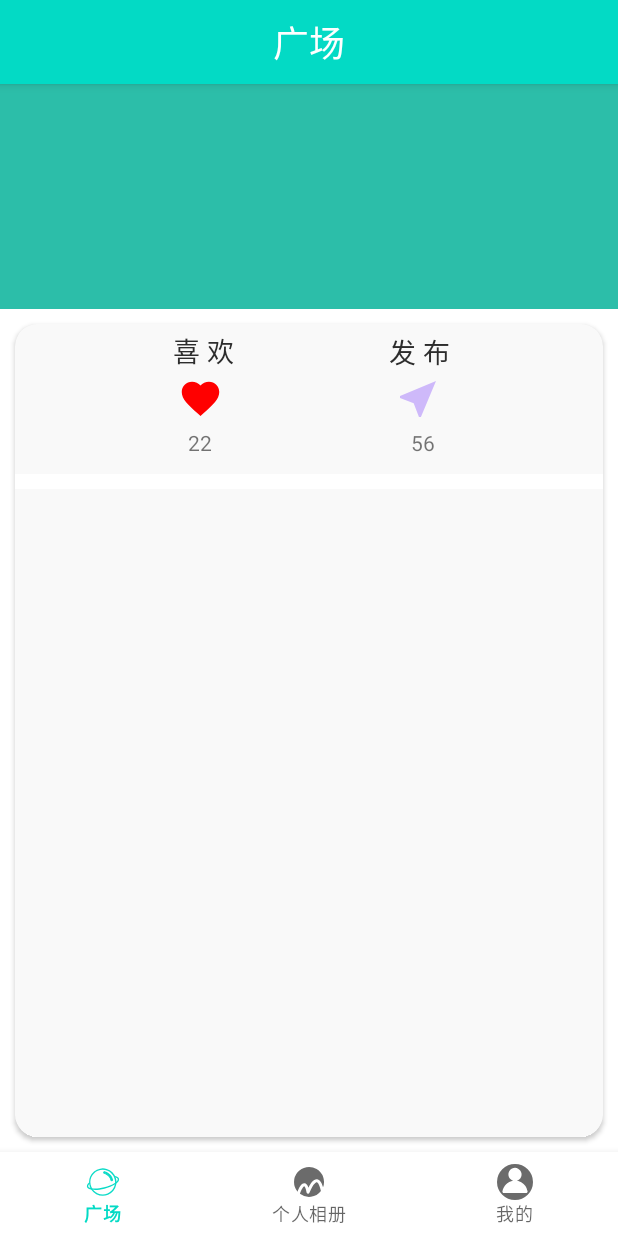
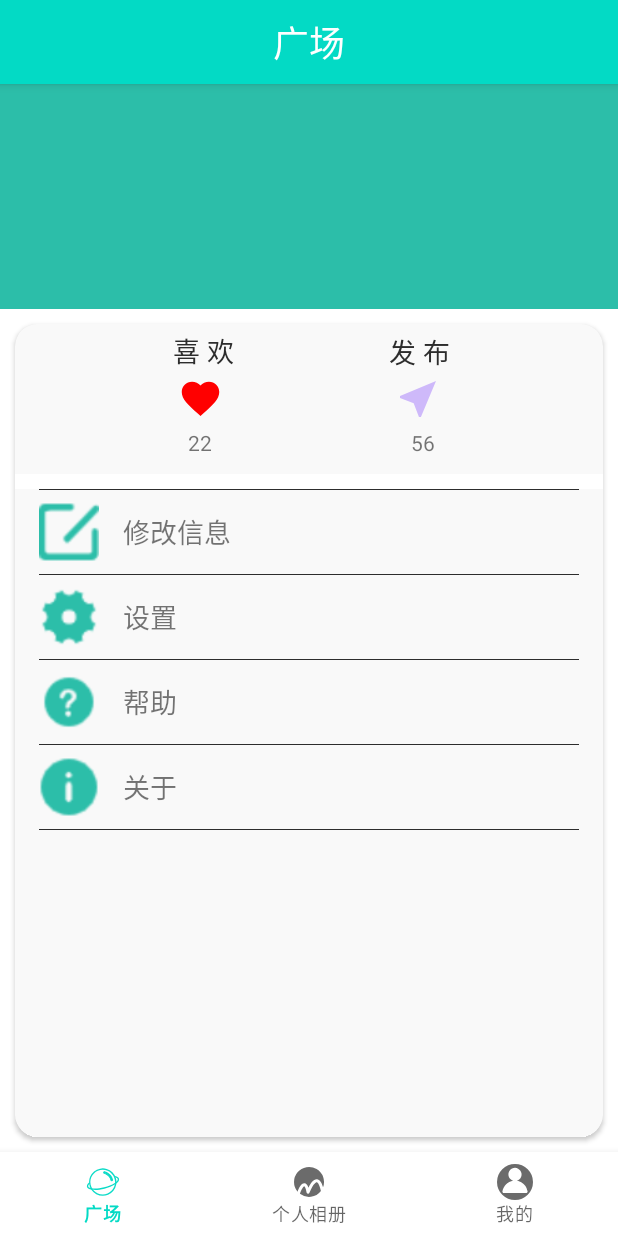
Before and after one commit to 1291945816/yxy-Android, an Android app: the fragment MineFragment placed in its activity, on a phone screen of 412 x 824 dp. Run offline under Robolectric (Android 15) with nearby library versions, the phone set to English and light mode, and no system bars; libraries missing offline, so code that uses them is left out: com.scwang.smart, jp.wasabeef.glide; pictures from the network do not load; 5 statements that could not run were skipped.

Commit message:
“我的”界面新增列表

```diff
--- /dev/null
+++ b/app/src/main/java/kilig/ink/yxy/source/SettingItem.java
@@ -0,0 +1,80 @@
+package kilig.ink.yxy.source;
+
+import android.content.Context;
+import android.content.res.TypedArray;
+import android.graphics.Canvas;
+import android.util.AttributeSet;
+import android.view.LayoutInflater;
+import android.view.View;
+import android.widget.FrameLayout;
+import android.widget.ImageView;
+import android.widget.LinearLayout;
+import android.widget.TextView;
+
+import androidx.annotation.DrawableRes;
+import androidx.annotation.IdRes;
+import androidx.annotation.Nullable;
+
+import kilig.ink.yxy.R;
+
+public class SettingItem extends FrameLayout {
+
+	View itemView;
+	String title, summary;
+	@DrawableRes
+	int resId;
+	TextView textTitle, textSummary;
+	ImageView imgIcon;
+
+	public SettingItem(Context context) {
+		super(context);
+		init(context);
+	}
+
+	public SettingItem(Context context, @Nullable AttributeSet attrs) {
+		super(context, attrs);
+		TypedArray typedArray = context.obtainStyledAttributes(attrs, R.styleable.ItemSetting);
+		title=typedArray.getString(R.styleable.ItemSetting_setting_title);
+		summary=typedArray.getString(R.styleable.ItemSetting_setting_summary);
+		resId=typedArray.getResourceId(R.styleable.ItemSetting_setting_icon, R.drawable.ic_cloud_);
+		init(context);
+		typedArray.recycle();
+	}
+
+	private void init(Context context) {
+		itemView = LayoutInflater.from(context).inflate(R.layout.item_setting, this,true);
+		imgIcon = itemView.findViewById(R.id.setting_icon);
+		textTitle = itemView.findViewById(R.id.setting_title);
+		textSummary = itemView.findViewById(R.id.setting_summary);
+		textTitle.setText(title);
+		if (summary==null||summary.isEmpty()){
+			textSummary.setVisibility(GONE);
+		}else {
+			textSummary.setText(summary);
+		}
+		imgIcon.setImageResource(resId);
+	}
+
+	public void setTitle(String title) {
+		this.title = title;
+		textTitle.setText(title);
+	}
+
+	public void setSummary(String summary) {
+		this.summary = summary;
+		textSummary.setText(title);
+	}
+
+	public void setIcon(@DrawableRes int resId) {
+		this.resId = resId;
+		imgIcon.setImageResource(resId);
+	}
+	public String getTitle(){
+		return title;
+	}
+
+	public String getSummary(){
+		return summary;
+	}
+
+}
--- a/app/src/main/res/layout/fragment_mine.xml
+++ b/app/src/main/res/layout/fragment_mine.xml
@@ -135,13 +135,91 @@
                 </RelativeLayout>
 
 
-                <RelativeLayout
+                <LinearLayout
                     android:layout_width="match_parent"
                     android:layout_height="match_parent"
                     android:orientation="vertical"
                     android:background="#7CF2F2F2">
 
-                </RelativeLayout>
+                    <LinearLayout
+                        android:layout_width="match_parent"
+                        android:layout_height="wrap_content"
+                        android:orientation="vertical">
+                        <View
+                            android:layout_width="match_parent"
+                            android:layout_height="0.5dp"
+                            android:background="@color/black"
+                            android:layout_marginLeft="16dp"
+                            android:layout_marginRight="16dp"/>
+                        <kilig.ink.yxy.source.SettingItem
+
+                            android:layout_width="match_parent"
+                            android:layout_height="wrap_content"
+                            app:setting_icon="@drawable/ic_edit"
+                            app:setting_title="修改信息" />
+                        <View
+                            android:layout_width="match_parent"
+                            android:layout_height="0.5dp"
+                            android:background="@color/black"
+                            android:layout_marginLeft="16dp"
+                            android:layout_marginRight="16dp"/>
+                    </LinearLayout>
+
+                    <LinearLayout
+                        android:layout_width="match_parent"
+                        android:layout_height="wrap_content"
+                        android:orientation="vertical">
+                        <kilig.ink.yxy.source.SettingItem
+
+                            android:layout_width="match_parent"
+                            android:layout_height="wrap_content"
+                            app:setting_icon="@drawable/ic_setting"
+                            app:setting_title="设置" />
+                        <View
+                            android:layout_width="match_parent"
+                            android:layout_height="0.5dp"
+                            android:background="@color/black"
+                            android:layout_marginLeft="16dp"
+                            android:layout_marginRight="16dp"/>
+                    </LinearLayout>
+
+                    <LinearLayout
+                        android:layout_width="match_parent"
+                        android:layout_height="wrap_content"
+                        android:orientation="vertical">
+                        <kilig.ink.yxy.source.SettingItem
+
+                            android:layout_width="match_parent"
+                            android:layout_height="wrap_content"
+                            app:setting_icon="@drawable/ic_help"
+                            app:setting_title="帮助" />
+                        <View
+                            android:layout_width="match_parent"
+                            android:layout_height="0.5dp"
+                            android:background="@color/black"
+                            android:layout_marginLeft="16dp"
+                            android:layout_marginRight="16dp"/>
+                    </LinearLayout>
+
+                    <LinearLayout
+                        android:layout_width="match_parent"
+                        android:layout_height="wrap_content"
+                        android:orientation="vertical">
+                        <kilig.ink.yxy.source.SettingItem
+
+                            android:layout_width="match_parent"
+                            android:layout_height="wrap_content"
+                            app:setting_icon="@drawable/ic_about"
+                            app:setting_title="关于" />
+                        <View
+                            android:layout_width="match_parent"
+                            android:layout_height="0.5dp"
+                            android:background="@color/black"
+                            android:layout_marginLeft="16dp"
+                            android:layout_marginRight="16dp"/>
+                    </LinearLayout>
+
+                </LinearLayout>
             </LinearLayout>
         </androidx.cardview.widget.CardView>
 
--- /dev/null
+++ b/app/src/main/res/layout/item_setting.xml
@@ -0,0 +1,50 @@
+<?xml version="1.0" encoding="utf-8"?>
+<androidx.constraintlayout.widget.ConstraintLayout xmlns:android="http://schemas.android.com/apk/res/android"
+    xmlns:app="http://schemas.android.com/apk/res-auto"
+    xmlns:tools="http://schemas.android.com/tools"
+    android:clickable="true"
+    android:background="?attr/selectableItemBackground"
+    android:layout_width="match_parent"
+    android:layout_height="wrap_content">
+
+    <ImageView
+        android:id="@+id/setting_icon"
+        android:layout_width="40dp"
+        android:layout_height="40dp"
+        android:layout_marginStart="16dp"
+        android:layout_marginTop="8dp"
+        android:layout_marginBottom="8dp"
+        app:layout_constraintBottom_toBottomOf="parent"
+        app:layout_constraintStart_toStartOf="parent"
+        app:layout_constraintTop_toTopOf="parent"
+        tools:srcCompat="@tools:sample/avatars" />
+
+    <TextView
+        android:id="@+id/setting_title"
+        android:layout_width="0dp"
+        android:layout_height="0dp"
+        android:gravity="center_vertical"
+        android:layout_marginStart="72dp"
+        android:layout_marginEnd="16dp"
+        android:singleLine="true"
+        android:text="Title"
+        android:textSize="18sp"
+        app:layout_constraintEnd_toEndOf="parent"
+        app:layout_constraintStart_toStartOf="parent"
+        app:layout_constraintBottom_toTopOf="@+id/setting_summary"
+        app:layout_constraintVertical_chainStyle="packed"
+        app:layout_constraintTop_toTopOf="@+id/setting_icon"/>
+
+    <TextView
+        android:id="@+id/setting_summary"
+        android:layout_width="0dp"
+        android:layout_height="0dp"
+        android:layout_marginStart="72dp"
+        android:layout_marginEnd="16dp"
+        android:maxLines="3"
+        android:text="Summary"
+        app:layout_constraintBottom_toBottomOf="@+id/setting_icon"
+        app:layout_constraintEnd_toEndOf="parent"
+        app:layout_constraintStart_toStartOf="parent"
+        app:layout_constraintTop_toBottomOf="@+id/setting_title" />
+</androidx.constraintlayout.widget.ConstraintLayout>
--- /dev/null
+++ b/app/src/main/res/values/attr.xml
@@ -0,0 +1,8 @@
+<?xml version="1.0" encoding="utf-8"?>
+<resources>
+    <declare-styleable name="ItemSetting">
+        <attr name="setting_title" format="reference|string"/>
+        <attr name="setting_summary" format="reference|string"/>
+        <attr name="setting_icon" format="reference"/>
+    </declare-styleable>
+</resources>
```
Also changed, not shown: app/src/main/res/drawable/ic_about.png (added), app/src/main/res/drawable/ic_edit.png (added), app/src/main/res/drawable/ic_help.png (added), app/src/main/res/drawable/ic_setting.png (added).
